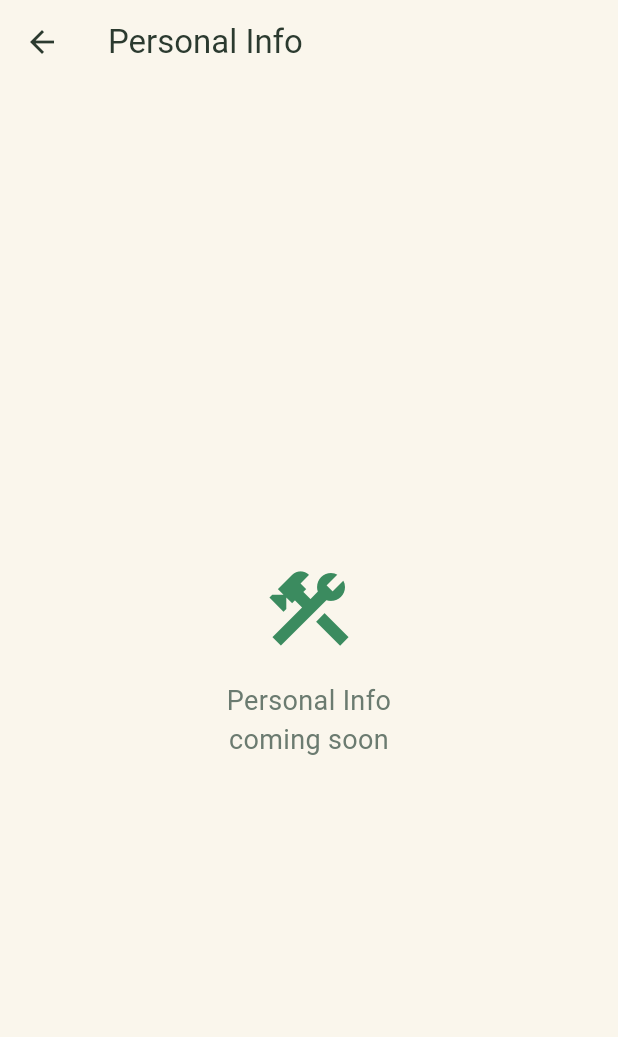
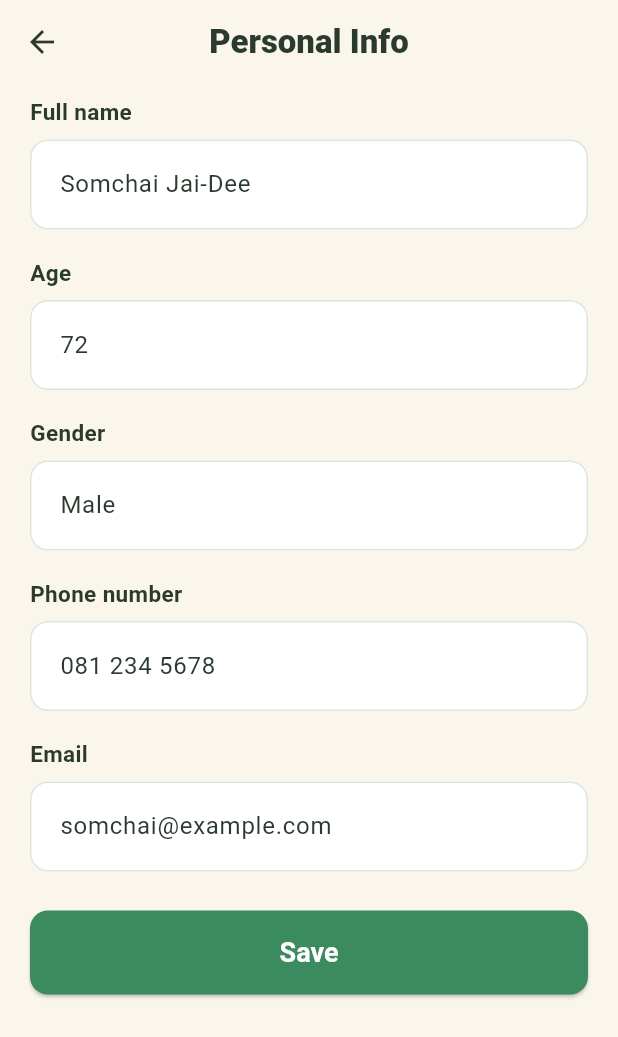
Before and after one commit to anuruddhika94/sarco_care, a Flutter app: the ProfileScreen screen opened directly, after a tap on "Personal Info", on a phone screen of 412 x 824 dp. Shown: the top 1037 px of the screen. Run offline on Flutter 3.47's test engine with Material 3 defaults, Android fonts, the phone set to English and light mode, and no system bars.

Commit message:
Add profile sub-pages: personal info, caretaker, setup app
- Personal Info: prefilled editable fields with Save confirmation
- Caretaker: linked caretaker card and Add Caretaker invite action
- Setup App: language/device rows and Large Text/Sound toggles
- Profile rows now route to the real sub-pages

```diff
--- /dev/null
+++ b/lib/screens/personal_info_screen.dart
@@ -0,0 +1,104 @@
+import 'package:flutter/material.dart';
+
+import '../theme/app_theme.dart';
+
+/// Personal Info — editable profile fields opened from Profile.
+/// Pure UI: prefilled fields and a Save action that confirms and returns.
+class PersonalInfoScreen extends StatelessWidget {
+  const PersonalInfoScreen({super.key});
+
+  static const _fields = [
+    ('Full name', 'Somchai Jai-Dee'),
+    ('Age', '72'),
+    ('Gender', 'Male'),
+    ('Phone number', '081 234 5678'),
+    ('Email', 'somchai@example.com'),
+  ];
+
+  void _save(BuildContext context) {
+    ScaffoldMessenger.of(context)
+      ..hideCurrentSnackBar()
+      ..showSnackBar(
+        const SnackBar(
+          content: Text('Profile updated'),
+          backgroundColor: AppColors.primary,
+        ),
+      );
+    Navigator.of(context).pop();
+  }
+
+  @override
+  Widget build(BuildContext context) {
+    return Scaffold(
+      backgroundColor: AppColors.background,
+      appBar: AppBar(
+        backgroundColor: AppColors.background,
+        foregroundColor: AppColors.textDark,
+        elevation: 0,
+        title: const Text(
+          'Personal Info',
+          style: TextStyle(fontWeight: FontWeight.w800),
+        ),
+        centerTitle: true,
+      ),
+      body: ListView(
+        padding: const EdgeInsets.fromLTRB(20, 8, 20, 24),
+        children: [
+          for (final f in _fields) ...[
+            _LabeledField(label: f.$1, initial: f.$2),
+            const SizedBox(height: 18),
+          ],
+          const SizedBox(height: 8),
+          SizedBox(
+            width: double.infinity,
+            child: ElevatedButton(
+              onPressed: () => _save(context),
+              child: const Text('Save'),
+            ),
+          ),
+        ],
+      ),
+    );
+  }
+}
+
+class _LabeledField extends StatelessWidget {
+  const _LabeledField({required this.label, required this.initial});
+  final String label;
+  final String initial;
+
+  @override
+  Widget build(BuildContext context) {
+    return Column(
+      crossAxisAlignment: CrossAxisAlignment.start,
+      children: [
+        Text(
+          label,
+          style: TextStyle(
+            fontSize: 15,
+            fontWeight: FontWeight.w600,
+            color: AppColors.textDark,
+          ),
+        ),
+        const SizedBox(height: 8),
+        TextFormField(
+          initialValue: initial,
+          decoration: InputDecoration(
+            filled: true,
+            fillColor: AppColors.surface,
+            contentPadding:
+                const EdgeInsets.symmetric(horizontal: 16, vertical: 18),
+            enabledBorder: OutlineInputBorder(
+              borderRadius: BorderRadius.circular(12),
+              borderSide: const BorderSide(color: Color(0xFFDDE4DD)),
+            ),
+            focusedBorder: OutlineInputBorder(
+              borderRadius: BorderRadius.circular(12),
+              borderSide: const BorderSide(color: AppColors.primary, width: 1.5),
+            ),
+          ),
+        ),
+      ],
+    );
+  }
+}
--- a/lib/screens/profile_screen.dart
+++ b/lib/screens/profile_screen.dart
@@ -2,6 +2,9 @@ import 'package:flutter/material.dart';
 
 import '../theme/app_theme.dart';
 import '../widgets/placeholder_screen.dart';
+import 'caretaker_screen.dart';
+import 'personal_info_screen.dart';
+import 'setup_app_screen.dart';
 
 /// Profile tab — user summary, settings entries and Log Out.
 /// Pure UI: rows open placeholders; Log Out returns to the app entry (Splash).
@@ -15,9 +18,13 @@ class ProfileScreen extends StatelessWidget {
   ];
 
   void _open(BuildContext context, String title) {
-    Navigator.of(context).push(
-      MaterialPageRoute(builder: (_) => PlaceholderScreen(title: title)),
-    );
+    final WidgetBuilder builder = switch (title) {
+      'Personal Info' => (_) => const PersonalInfoScreen(),
+      'Caretaker' => (_) => const CaretakerScreen(),
+      'Setup App' => (_) => const SetupAppScreen(),
+      _ => (_) => PlaceholderScreen(title: title),
+    };
+    Navigator.of(context).push(MaterialPageRoute(builder: builder));
   }
 
   void _logOut(BuildContext context) {
```
Also changed, not shown: lib/screens/caretaker_screen.dart (added, +137 -0 lines), lib/screens/setup_app_screen.dart (added, +188 -0 lines).
